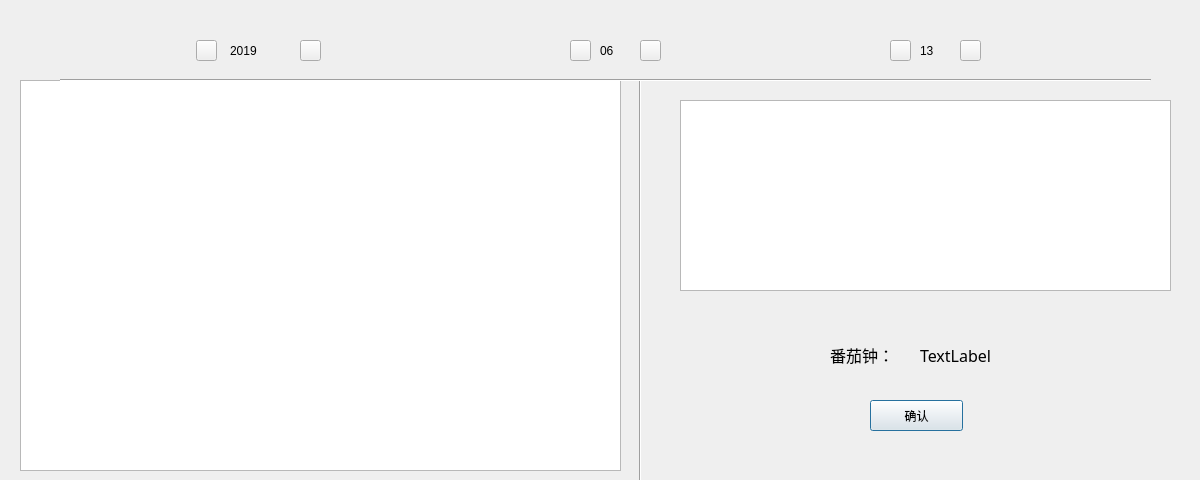
Above: OutTime/journal.ui from agilelike/OurTime before the change. Below: the same form after it.
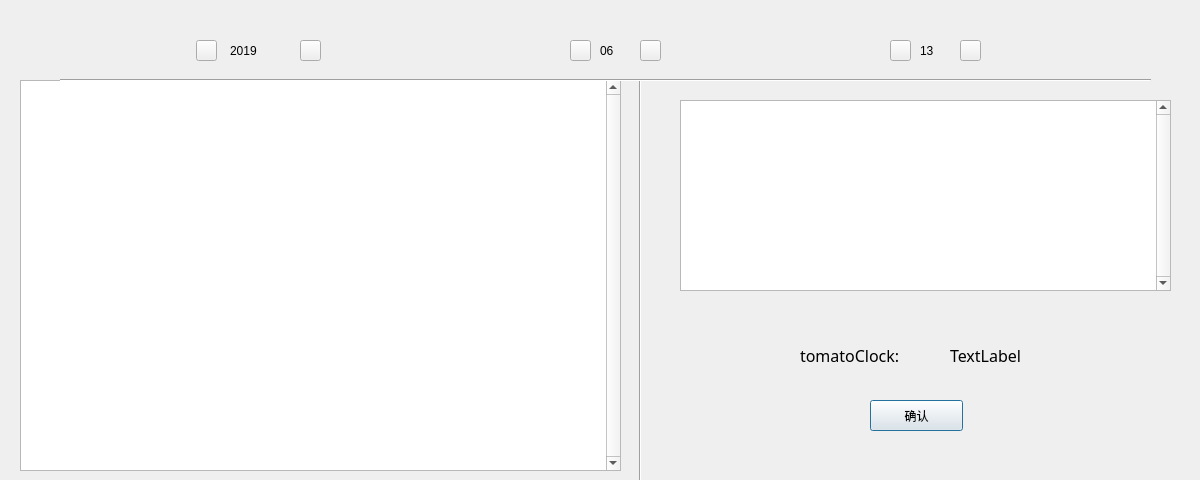
That is the form after the change. Icons and pictures are not drawn.

Patch:
```diff
--- a/OutTime/journal.ui
+++ b/OutTime/journal.ui
@@ -35,6 +35,12 @@
      <height>391</height>
     </rect>
    </property>
+   <property name="verticalScrollBarPolicy">
+    <enum>Qt::ScrollBarAlwaysOn</enum>
+   </property>
+   <property name="horizontalScrollBarPolicy">
+    <enum>Qt::ScrollBarAlwaysOff</enum>
+   </property>
   </widget>
   <widget class="Line" name="line_3">
    <property name="geometry">
@@ -61,6 +67,12 @@
    <property name="styleSheet">
     <string notr="true">font: 14pt &quot;楷体&quot;;</string>
    </property>
+   <property name="verticalScrollBarPolicy">
+    <enum>Qt::ScrollBarAlwaysOn</enum>
+   </property>
+   <property name="horizontalScrollBarPolicy">
+    <enum>Qt::ScrollBarAlwaysOff</enum>
+   </property>
   </widget>
   <widget class="QPushButton" name="pushButton">
    <property name="geometry">
@@ -225,7 +237,7 @@
   <widget class="QLabel" name="clock_number">
    <property name="geometry">
     <rect>
-     <x>920</x>
+     <x>950</x>
      <y>340</y>
      <width>100</width>
      <height>30</height>
@@ -250,9 +262,9 @@
   <widget class="QLabel" name="label_5">
    <property name="geometry">
     <rect>
-     <x>830</x>
+     <x>800</x>
      <y>340</y>
-     <width>81</width>
+     <width>141</width>
      <height>30</height>
     </rect>
    </property>
@@ -263,7 +275,7 @@
     </font>
    </property>
    <property name="text">
-    <string>番茄钟：</string>
+    <string>tomatoClock:</string>
    </property>
   </widget>
  </widget>
```
